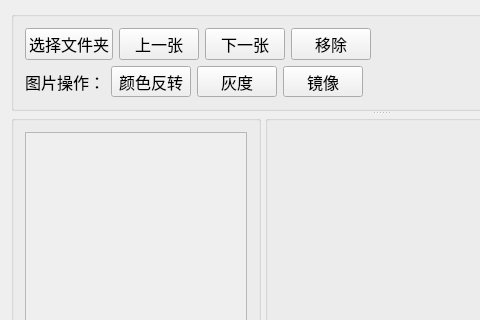
Qt form main/ImageViewer.ui (TurtleOvOb/ImageViewer) before a commit; both pictures show x 0 to 480 and y 0 to 320 of the 762 by 556 pixel window.
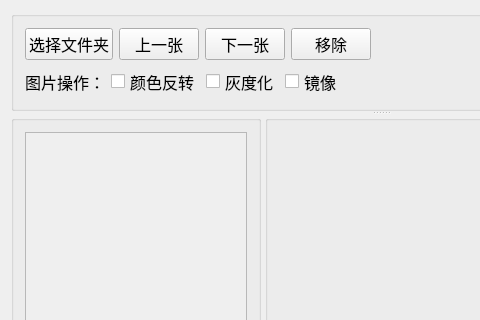
The same form after that commit.

Commit message: 颜色反转等按钮更换为checkBox，新增灰度化功能

Diff of the .ui file:
```diff
--- a/main/ImageViewer.ui
+++ b/main/ImageViewer.ui
@@ -224,7 +224,7 @@
           </widget>
          </item>
          <item>
-          <widget class="QPushButton" name="btnInvert">
+          <widget class="QCheckBox" name="btnInvert">
            <property name="sizePolicy">
             <sizepolicy hsizetype="Minimum" vsizetype="Expanding">
              <horstretch>0</horstretch>
@@ -242,19 +242,31 @@
           </widget>
          </item>
          <item>
-          <widget class="QPushButton" name="btnGrayScale">
+          <widget class="QCheckBox" name="btnGrayScale">
+           <property name="sizePolicy">
+            <sizepolicy hsizetype="Minimum" vsizetype="Expanding">
+             <horstretch>0</horstretch>
+             <verstretch>0</verstretch>
+            </sizepolicy>
+           </property>
            <property name="font">
             <font>
              <pointsize>12</pointsize>
             </font>
            </property>
            <property name="text">
-            <string>灰度</string>
+            <string>灰度化</string>
            </property>
           </widget>
          </item>
          <item>
-          <widget class="QPushButton" name="btnMirror">
+          <widget class="QCheckBox" name="btnMirror">
+           <property name="sizePolicy">
+            <sizepolicy hsizetype="Minimum" vsizetype="Expanding">
+             <horstretch>0</horstretch>
+             <verstretch>0</verstretch>
+            </sizepolicy>
+           </property>
            <property name="font">
             <font>
              <pointsize>12</pointsize>
```
The commit also changes 4 other files.
